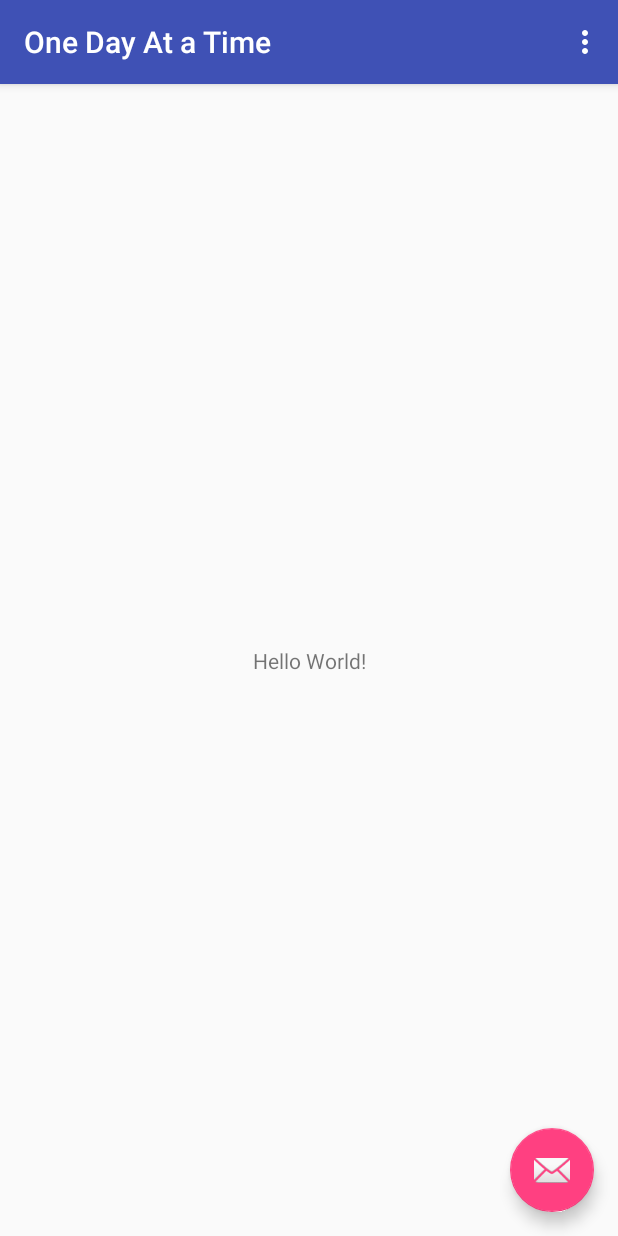
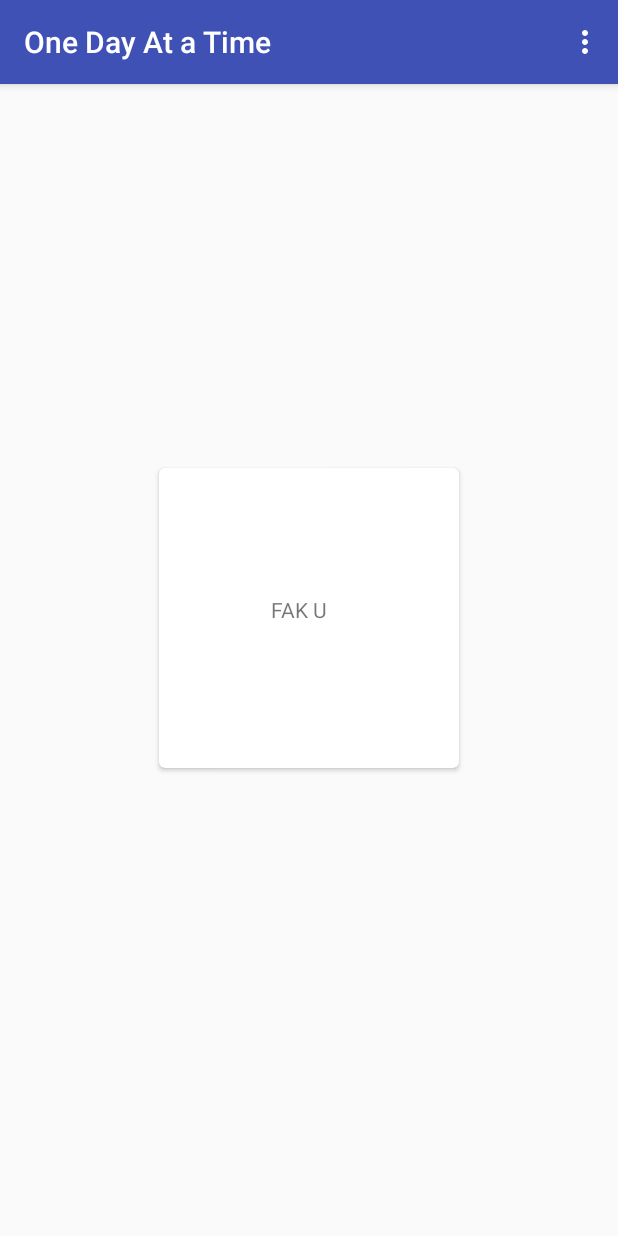
Before and after one commit to CampbellOwen/OneDayAtaTime, an Android app: the screen it shows after launch (MainActivity), on a phone screen of 412 x 824 dp. Run offline under Robolectric (Android 15) with nearby library versions, the phone set to English and light mode, and no system bars.

Commit message:
Added card to main activity

```diff
--- a/app/build.gradle
+++ b/app/build.gradle
@@ -28,4 +28,6 @@ dependencies {
     testImplementation 'junit:junit:4.12'
     implementation 'com.android.support.constraint:constraint-layout:1.0.2'
     implementation 'com.android.support:design:25.4.0'
+    compile 'com.android.support:cardview-v7:21.0.+'
+    compile 'com.android.support:recyclerview-v7:21.0.+'
 }
--- a/app/src/main/java/com/hoobleooble/onedayatatime/MainActivity.java
+++ b/app/src/main/java/com/hoobleooble/onedayatatime/MainActivity.java
@@ -25,19 +25,19 @@ public class MainActivity extends AppCompatActivity {
         Toolbar toolbar = (Toolbar) findViewById(R.id.toolbar);
         setSupportActionBar(toolbar);
 
-        FloatingActionButton fab = (FloatingActionButton) findViewById(R.id.fab);
+        /*FloatingActionButton fab = (FloatingActionButton) findViewById(R.id.fab);
         fab.setOnClickListener(new View.OnClickListener() {
             @Override
             public void onClick(View view) {
                 Snackbar.make(view, "Replace with your own action", Snackbar.LENGTH_LONG)
                         .setAction("Action", null).show();
             }
-        });
+        });*/
 
         DbHelper dbHelper = new DbHelper(this);
         SQLiteDatabase db = dbHelper.getWritableDatabase();
 
-        dbHelper.onUpgrade(db, 1, 1);
+        //dbHelper.onUpgrade(db, 1, 1);
 
         //Question question = Question.Create(db, 2, 1, "Did you eat breakfast?", "bool");
 
--- a/app/src/main/res/layout/activity_main.xml
+++ b/app/src/main/res/layout/activity_main.xml
@@ -20,7 +20,22 @@
 
     </android.support.design.widget.AppBarLayout>
 
-    <include layout="@layout/content_main" />
+    <android.support.v7.widget.CardView
+        xmlns:card_view="http://schemas.android.com/apk/res-auto"
+        android:id="@+id/card_view"
+        android:layout_gravity="center"
+        android:layout_width="200dp"
+        android:layout_height="200dp"
+        card_view:cardCornerRadius="4dp">
+        <TextView
+            android:id="@+id/info_text"
+            android:layout_width="50dp"
+            android:layout_height="30dp"
+            android:layout_gravity="center"
+            android:text="FAK U"/>
+    </android.support.v7.widget.CardView>
+
+    <!--<include layout="@layout/content_main" />
 
     <android.support.design.widget.FloatingActionButton
         android:id="@+id/fab"
@@ -28,6 +43,6 @@
         android:layout_height="wrap_content"
         android:layout_gravity="bottom|end"
         android:layout_margin="@dimen/fab_margin"
-        app:srcCompat="@android:drawable/ic_dialog_email" />
+        app:srcCompat="@android:drawable/ic_dialog_email" />-->
 
 </android.support.design.widget.CoordinatorLayout>
```
